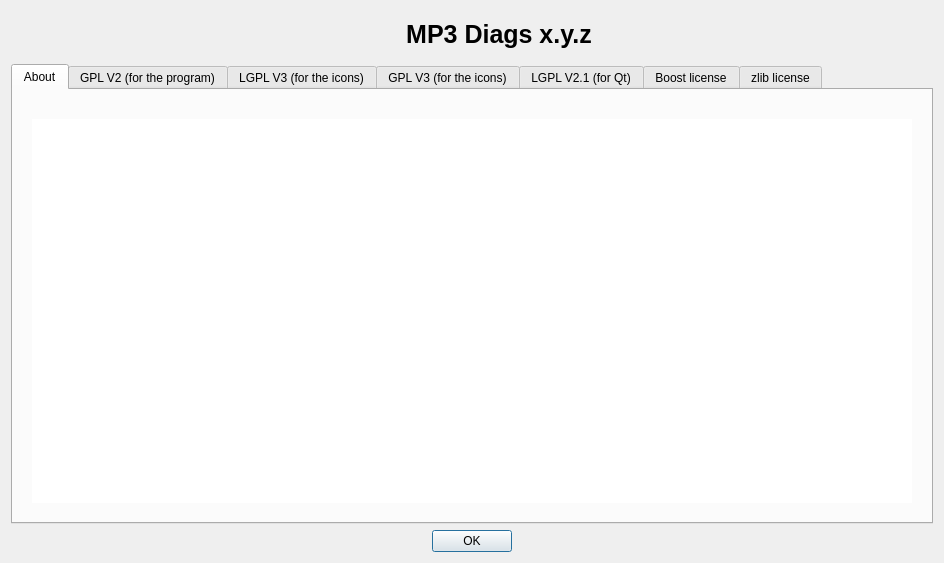
This is src/About.ui in frispete/mp3diags as Qt 5 draws it before an edit. The edited form follows.
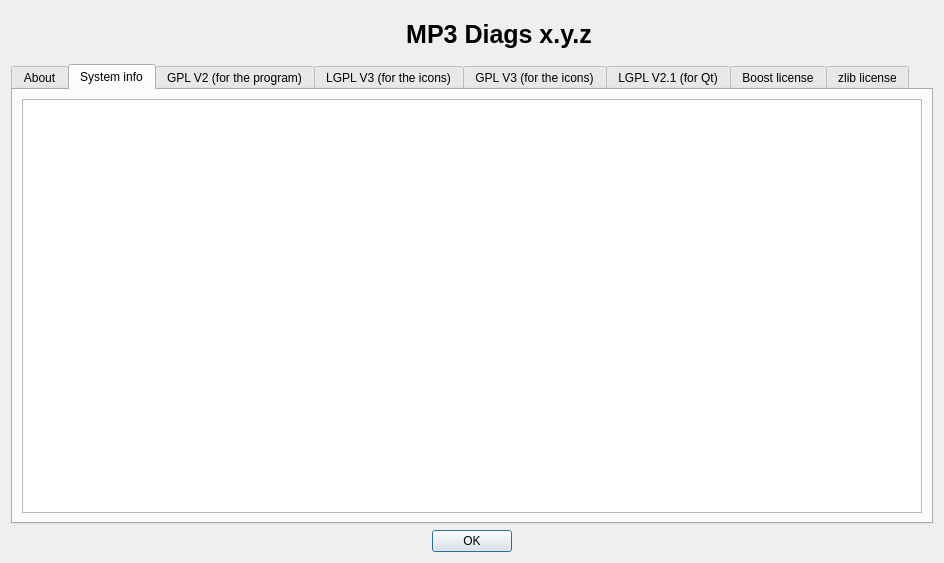
This is the edited form. The open tabs and pages were chosen to show the change. Icons and pictures are not drawn.

The edit to the form file:
```diff
--- a/src/About.ui
+++ b/src/About.ui
@@ -102,6 +102,16 @@
        </item>
       </layout>
      </widget>
+     <widget class="QWidget" name="tab_8" >
+      <attribute name="title" >
+       <string>System info</string>
+      </attribute>
+      <layout class="QHBoxLayout" >
+       <item>
+        <widget class="QTextBrowser" name="m_pSysInfoM" />
+       </item>
+      </layout>
+     </widget>
      <widget class="QWidget" name="tab_2" >
       <attribute name="title" >
        <string>GPL V2 (for the program)</string>
```
